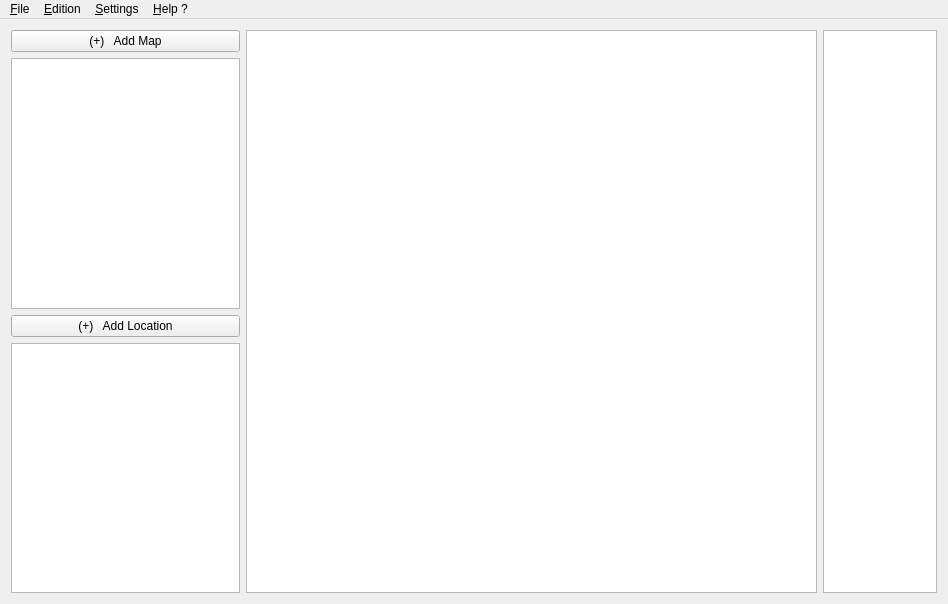
The window that src/geomove.ui (Shirenator/GeologieMouvementsVerticaux) describes before a commit, drawn with Qt 5.
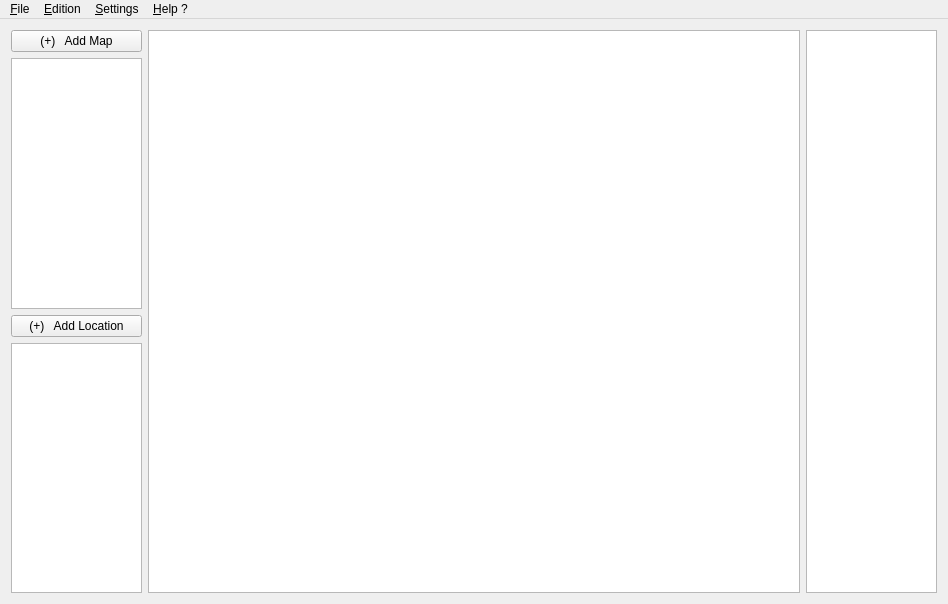
The same window after the commit.

The edit to the form file:
```diff
--- a/src/geomove.ui
+++ b/src/geomove.ui
@@ -16,7 +16,7 @@
   <widget class="QWidget" name="centralwidget">
    <layout class="QHBoxLayout" name="horizontalLayout">
     <item>
-     <layout class="QHBoxLayout" name="MainWindowLayout" stretch="2,5,1">
+     <layout class="QHBoxLayout" name="MainWindowLayout" stretch="1,5,1">
       <property name="spacing">
        <number>6</number>
       </property>
```
Left out of the diff: 21 changed lines with no effect on the pictures.
